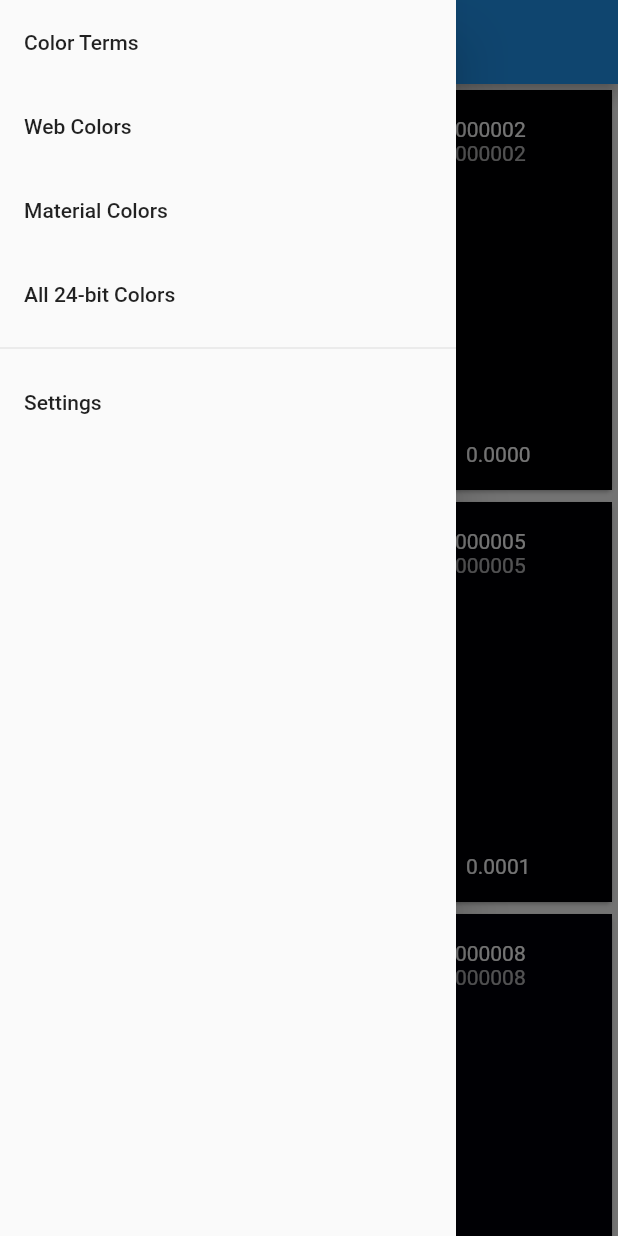
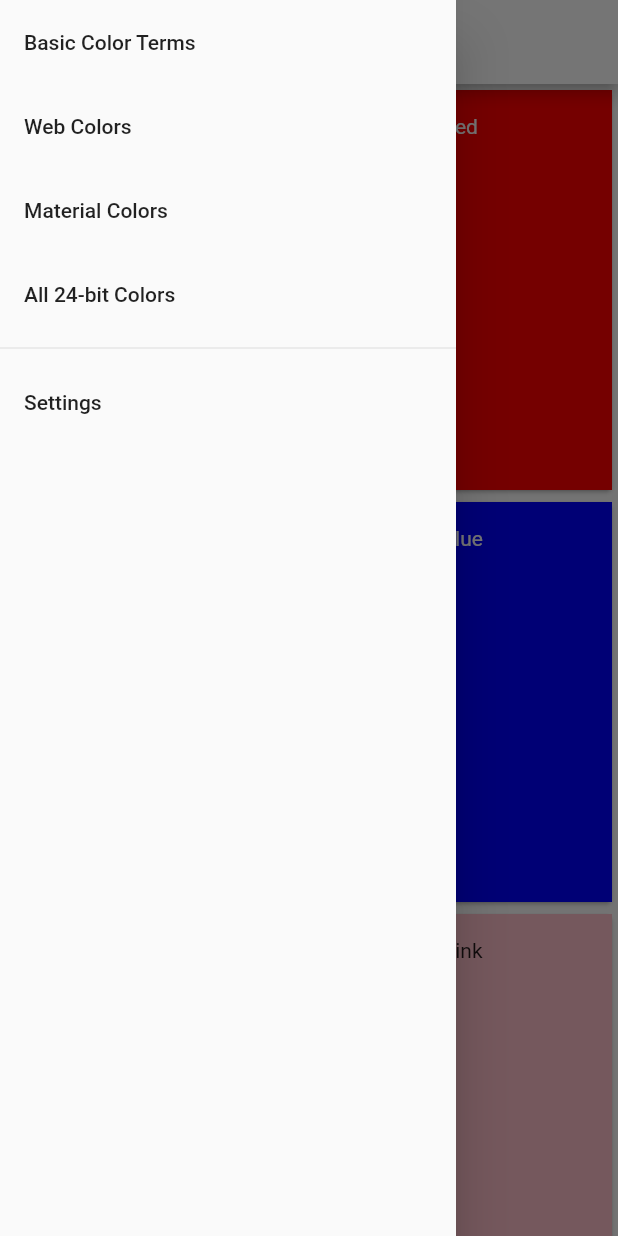
Before and after one commit to helloingworld/HelloWorldColors, a Flutter app: the screen it shows after launch, with the side drawer open, on a phone screen of 412 x 824 dp. Run offline on Flutter 3.47's test engine with Material 2 defaults, Android fonts, the phone set to English and light mode, and no system bars.

Commit message:
Implement switching between color lists

```diff
--- a/hello_world_colors/lib/common/app_strings.dart
+++ b/hello_world_colors/lib/common/app_strings.dart
@@ -4,7 +4,7 @@ class AppStrings {
   static const String appName = 'Hello World Colors';
 
   static const Map<MainDrawerItem, String> mainDrawerItems = {
-    MainDrawerItem.basicColorTerms: 'Color Terms',
+    MainDrawerItem.basicColorTerms: 'Basic Color Terms',
     MainDrawerItem.webColors: 'Web Colors',
     MainDrawerItem.materialColors: 'Material Colors',
     MainDrawerItem.all24bitColors: 'All 24-bit Colors',
--- a/hello_world_colors/lib/data/basic_color_terms.dart
+++ b/hello_world_colors/lib/data/basic_color_terms.dart
@@ -1,8 +1,16 @@
-import 'dart:ui';
+import 'package:flutter/material.dart';
 
 import 'named_color.dart';
 
-const List<NamedColor> basicColorTerms = [
+class BasicColorTermList implements NamedColorList {
+  @override
+  NamedColor operator [](int index) => _basicColorTerms[index];
+
+  @override
+  int get length => _basicColorTerms.length;
+}
+
+const List<NamedColor> _basicColorTerms = [
   NamedColor('Black', Color(0xFF000000)),
   NamedColor('White', Color(0xFFFFFFFF)),
   NamedColor('Red', Color(0xFFFF0000)),
--- a/hello_world_colors/lib/data/material_colors.dart
+++ b/hello_world_colors/lib/data/material_colors.dart
@@ -29,7 +29,7 @@ class MaterialColorList implements NamedColorList {
     int shade = index % 10;
     shade = shade == 0 ? 50 : shade * 100;
 
-    return NamedColor('${primariesNames[primary]}[$shade]', primary[shade]);
+    return NamedColor('${primariesNames[primary]} $shade', primary[shade]);
   }
 
   @override
--- a/hello_world_colors/lib/main.dart
+++ b/hello_world_colors/lib/main.dart
@@ -12,7 +12,8 @@ class MyApp extends StatelessWidget {
       debugShowCheckedModeBanner: false,
       title: 'Flutter Demo',
       theme: ThemeData(
-        primarySwatch: Colors.blue,
+        // primarySwatch: Colors.white,
+        primaryColor: Colors.white,
         visualDensity: VisualDensity.adaptivePlatformDensity,
       ),
       home: HomeScreen(),
--- a/hello_world_colors/lib/screens/home_screen.dart
+++ b/hello_world_colors/lib/screens/home_screen.dart
@@ -1,7 +1,9 @@
 import 'package:flutter/material.dart';
 import 'package:hello_world_colors/common/app_strings.dart';
 import 'package:hello_world_colors/data/all_24bit_colors.dart';
+import 'package:hello_world_colors/data/basic_color_terms.dart';
 import 'package:hello_world_colors/data/material_colors.dart';
+import 'package:hello_world_colors/data/named_color.dart';
 import 'package:hello_world_colors/widgets/app_drawer.dart';
 import 'package:hello_world_colors/widgets/named_color_grid_view.dart';
 
@@ -11,16 +13,25 @@ class HomeScreen extends StatefulWidget {
 }
 
 class _HomeScreenState extends State<HomeScreen> {
-  MainDrawerItem _mainDrawerItem;
+  NamedColorList namedColorList = BasicColorTermList();
 
   void _onMainDrawerItemSelected(MainDrawerItem item) {
     setState(() {
-      _mainDrawerItem = item;
+      switch (item) {
+        case MainDrawerItem.basicColorTerms:
+          namedColorList = BasicColorTermList();
+          break;
+        case MainDrawerItem.materialColors:
+          namedColorList = MaterialColorList();
+          break;
+        case MainDrawerItem.all24bitColors:
+          namedColorList = All24BitColorList();
+          break;
+      }
     });
-    // switch (item) {
-    //   case MainDrawerItem.basicColorTerms:
-    //     break;
-    // }
+
+    // Close the drawer
+    Navigator.pop(context);
   }
 
   @override
@@ -37,7 +48,7 @@ class _HomeScreenState extends State<HomeScreen> {
         onMainItemSelected: _onMainDrawerItemSelected,
       ),
       body: NamedColorGridView(
-        namedColorList: All24BitColorList(),
+        namedColorList: namedColorList,
       ),
     );
   }
--- a/hello_world_colors/lib/widgets/named_color_grid_view.dart
+++ b/hello_world_colors/lib/widgets/named_color_grid_view.dart
@@ -17,7 +17,9 @@ class NamedColorGridView extends StatelessWidget {
     return GridView.builder(
       itemCount: namedColorList.length,
       gridDelegate: SliverGridDelegateWithFixedCrossAxisCount(
-        crossAxisCount: 3,
+        // crossAxisCount: screenSize.width ~/ 180,
+        crossAxisCount: screenSize.width ~/ 120,
+        // crossAxisCount: 3,
         childAspectRatio: screenSize.width / screenSize.height,
       ),
       itemBuilder: (BuildContext context, int index) =>
@@ -37,16 +39,34 @@ class NamedColorGridTile extends StatelessWidget {
 
   @override
   Widget build(BuildContext context) {
+    final Brightness brightness = ThemeData.estimateBrightnessForColor(namedColor.color);
+    // final Color textColor = brightness == Brightness.light ? Colors.black : Colors.white;
+    // final Color textColor = brightness == Brightness.light ? ThemeData.dark().textTheme.caption.color : Colors.white;
+    // final TextStyle subtitleStyle = Theme.of(context).textTheme.bodyText1.copyWith(color: textColor);
+    final TextTheme textTheme =
+        brightness == Brightness.light ? ThemeData.light().textTheme : ThemeData.dark().textTheme;
+
+    // final TextStyle titleStyle = brightness == Brightness.light
+    //     ? ThemeData.light().textTheme.subtitle1
+    //     : ThemeData.dark().textTheme.subtitle2;
+    // final TextStyle subtitleStyle = brightness == Brightness.light
+    //     ? ThemeData.light().textTheme.caption
+    //     : ThemeData.dark().textTheme.caption;
+    // print('${namedColor.name} => $textColor');
+
     return Card(
       child: GridTile(
         header: GridTileBar(
-          title: Text(namedColor.name),
-          subtitle: Text(namedColor.toHexTriplet()),
+          // title: Text(namedColor.name),
+          title: Text(namedColor.name, style: textTheme.subtitle1),
+          // title: Text(namedColor.name, style: TextStyle(color: textColor)),
+          // subtitle: Text(namedColor.toHexTriplet()),
+          // subtitle: Text(namedColor.toHexTriplet(), style: textTheme.caption),
         ),
-        footer: GridTileBar(
-          leading: const Icon(Icons.brightness_3, size: 16.0),
-          subtitle: Text(namedColor.color.computeLuminance().toStringAsFixed(4)),
-        ),
+        // footer: GridTileBar(
+        //   leading: const Icon(Icons.brightness_3, size: 16.0),
+        //   subtitle: Text(namedColor.color.computeLuminance().toStringAsFixed(4)),
+        // ),
         child: Material(
           child: InkWell(
             onTap: () {
```
